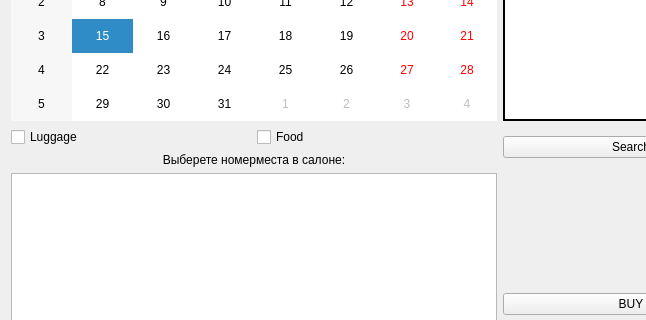
Old version of the form windows/buyticket.ui in the repository AtlasKirill/airport_project; both pictures show x 0 to 646 and y 201 to 521 of the 770 by 675 pixel window.
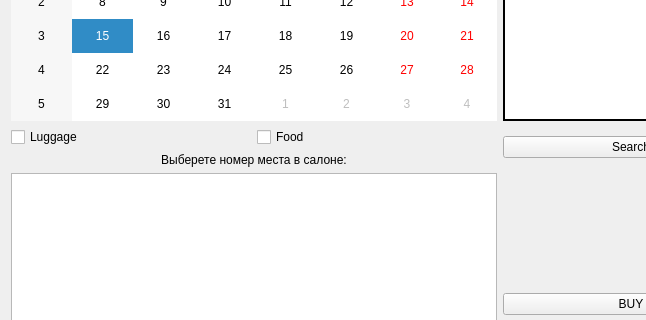
New version of the form.

The edit to the form file:
```diff
--- a/windows/buyticket.ui
+++ b/windows/buyticket.ui
@@ -206,7 +206,7 @@
      <item row="6" column="0" colspan="2">
       <widget class="QLabel" name="label">
        <property name="text">
-        <string>Выберете номерместа в салоне:</string>
+        <string>Выберете номер места в салоне:</string>
        </property>
        <property name="alignment">
         <set>Qt::AlignCenter</set>
```
